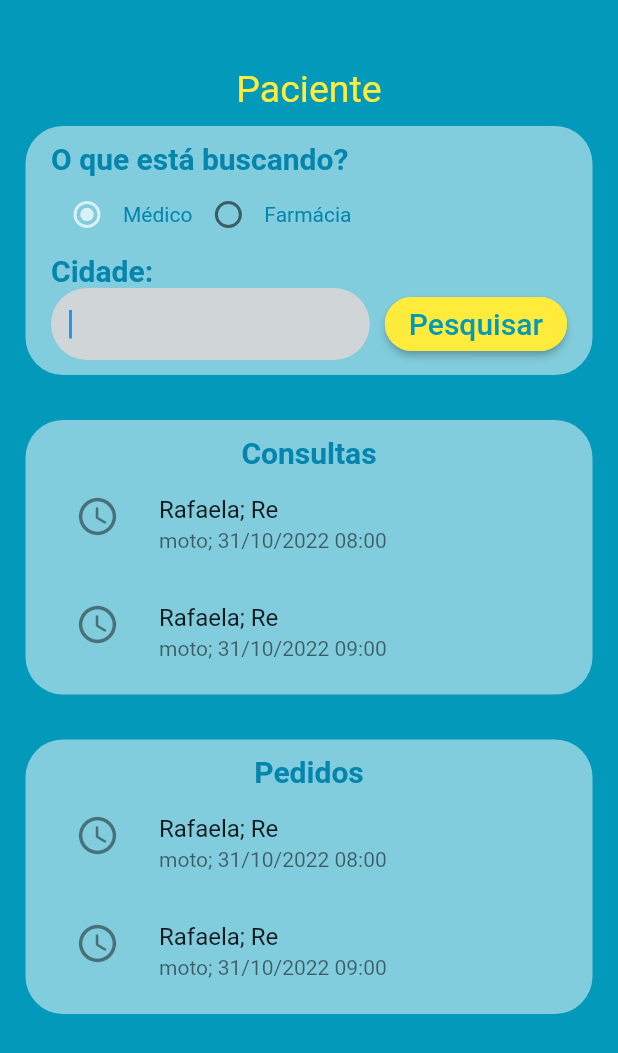
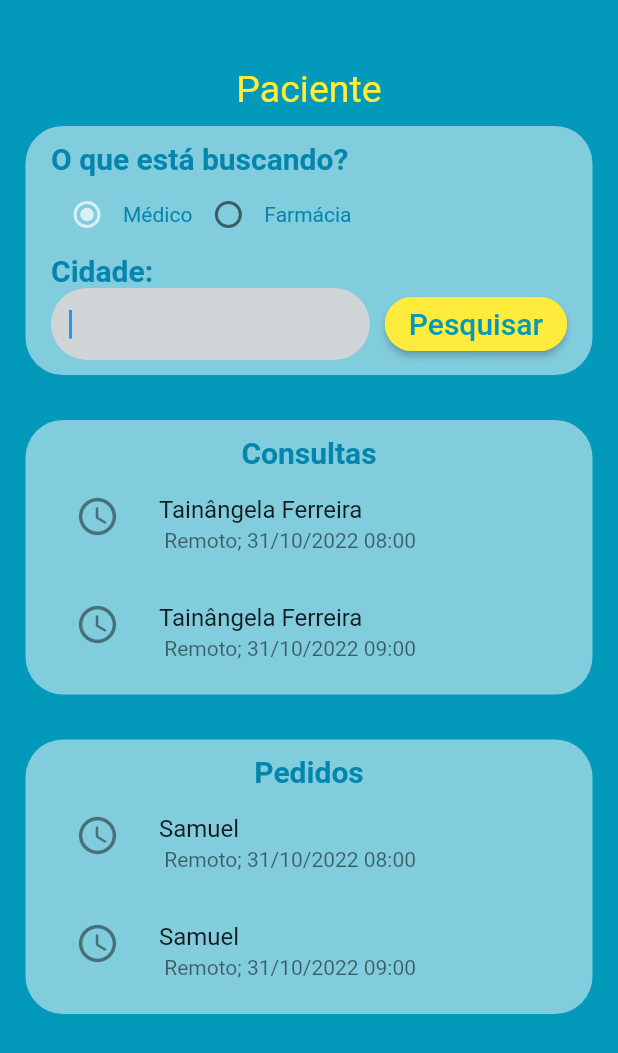
Before and after one commit to flaviobergamini/MedFarmApp, a Flutter app: the screen it shows after launch, on a phone screen of 412 x 824 dp. Shown: the top 1053 px of the screen. Run offline on Flutter 3.47's test engine with Material 2 defaults, Android fonts, the phone set to English and light mode, and no system bars; our stand-ins replace flutter_svg, photo_view.

```diff
--- a/lib/View/ClientLoginPage.dart
+++ b/lib/View/ClientLoginPage.dart
@@ -15,13 +15,21 @@ class _ClientLoginPageState extends State<ClientLoginPage> {
 
   final cityController = TextEditingController();
 
-  List<String> appointmentsTimeList = [
-    "Rafaela; Remoto; 31/10/2022 08:00",
-    "Rafaela; Remoto; 31/10/2022 09:00",
-    "Rafaela; Remoto; 31/10/2022 11:00",
-    "Rafaela; Remoto; 31/10/2022 12:00",
-    "Rafaela; Remoto; 31/10/2022 13:00",
-    "Rafaela; Remoto; 31/10/2022 14:00"];
+  List<String> ListAppointments = [
+    "Tainângela Ferreira; Remoto; 31/10/2022 08:00",
+    "Tainângela Ferreira; Remoto; 31/10/2022 09:00",
+    "Tainângela Ferreira; Remoto; 31/10/2022 11:00",
+    "Tainângela Ferreira; Remoto; 31/10/2022 12:00",
+    "Tainângela Ferreira; Remoto; 31/10/2022 13:00",
+    "Tainângela Ferreira; Remoto; 31/10/2022 14:00"];
+
+  List<String> ListOrders = [
+    "Samuel; Remoto; 31/10/2022 08:00",
+    "Samuel; Remoto; 31/10/2022 09:00",
+    "Samuel; Remoto; 31/10/2022 11:00",
+    "Samuel; Remoto; 31/10/2022 12:00",
+    "Samuel; Remoto; 31/10/2022 13:00",
+    "Samuel; Remoto; 31/10/2022 14:00"];
 
   @override
   Widget build(BuildContext context) {
@@ -156,13 +164,13 @@ class _ClientLoginPageState extends State<ClientLoginPage> {
                         height: 150,
                         child: ListView(
                           children: <Widget>[
-                            for(String appointmentTime in appointmentsTimeList)
+                            for(String appointment in ListAppointments)
                               ListTile(
-                                title: Text(appointmentTime.substring(0, 11),),
-                                subtitle: Text(appointmentTime.substring(11, appointmentTime.length)),
+                                title: Text(appointment.substring(0, appointment.indexOf(';')),),
+                                subtitle: Text(appointment.substring(appointment.indexOf(';') + 1, appointment.length)),
                                 leading: Icon(Icons.access_time_rounded, size: 30,),
                                 onTap: () {
-                                  print("Horário: " + appointmentTime);
+                                  print("Horário: " + appointment);
                                 },
                               ),
                           ],
@@ -197,13 +205,13 @@ class _ClientLoginPageState extends State<ClientLoginPage> {
                         height: 150,
                         child: ListView(
                           children: <Widget>[
-                            for(String appointmentTime in appointmentsTimeList)
+                            for(String order in ListOrders)
                               ListTile(
-                                title: Text(appointmentTime.substring(0, 11),),
-                                subtitle: Text(appointmentTime.substring(11, appointmentTime.length)),
+                                title: Text(order.substring(0, order.indexOf(';')),),
+                                subtitle: Text(order.substring(order.indexOf(';') + 1, order.length)),
                                 leading: Icon(Icons.access_time_rounded, size: 30,),
                                 onTap: () {
-                                  print("Horário: " + appointmentTime);
+                                  print("Horário: " + order);
                                 },
                               ),
                           ],
```
